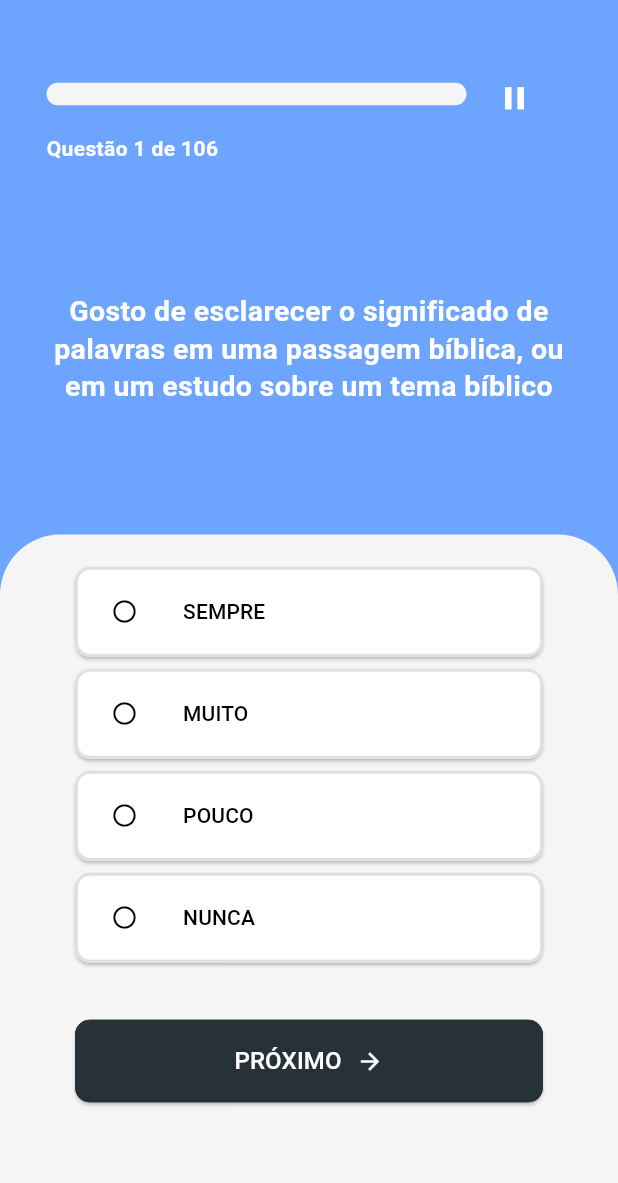
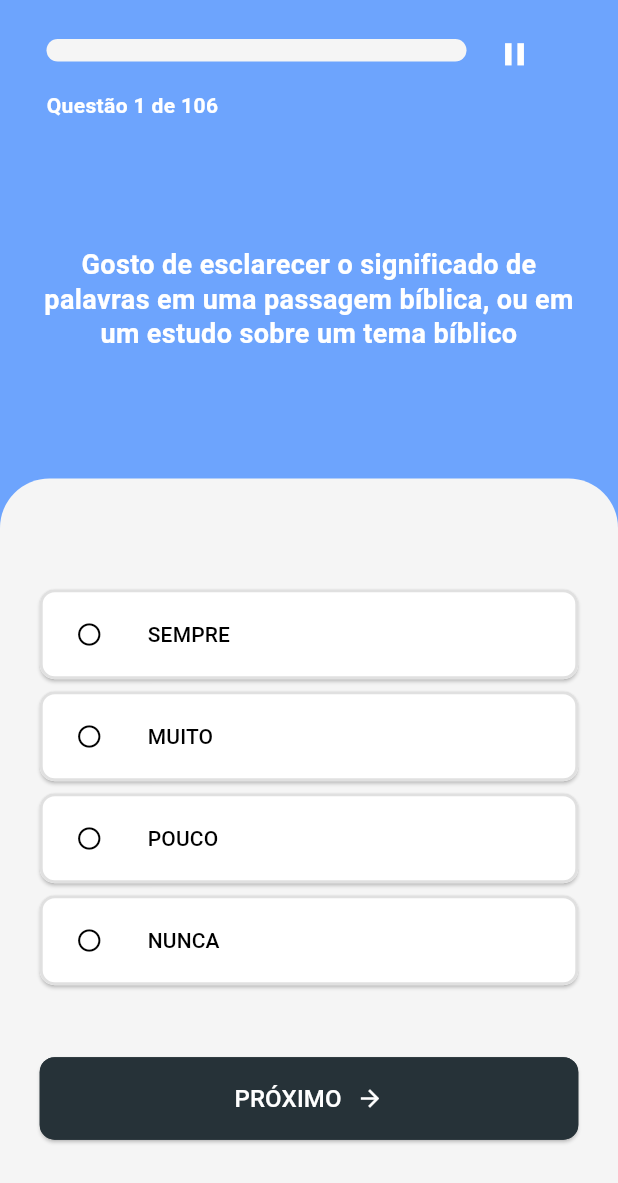
Before and after one commit to JHarrisonR/MeuDom, a Flutter app: the screen it shows after launch, after a tap on "Saiba como funciona", after a tap on "Voltar", after a tap on "Iniciar", on a phone screen of 412 x 824 dp. Shown: the top 1183 px of the screen. Run offline on Flutter 3.47's test engine with Material 3 defaults, Android fonts, the phone set to English and light mode, and no system bars; drawn by our look-alikes of auto_size_text; our stand-ins replace flutter_native_splash, flutter_svg, share_plus, shared_preferences, smooth_page_indicator; statements that could not run were skipped; project files that could hold a hidden picture were left out.

Commit message:
melhorando responsividade

```diff
--- a/lib/components/pergunta.dart
+++ b/lib/components/pergunta.dart
@@ -9,24 +9,27 @@ class Pergunta extends StatelessWidget {
 
   @override
   Widget build(BuildContext context) {
-    final altura = MediaQuery.of(context).size.height;
-
-    return SizedBox(
-      width: altura > 800 ? 350 : 320,
-      height: altura > 800 ? altura * 0.3 : altura * 0.3,
-      child: Center(
-        child: AutoSizeText(perguntasData[questaoAtual].texto,
-            textAlign: TextAlign.center,
-            stepGranularity: 0.5,
-            style: TextStyle(
-                color: Color(0XFFFFFFFF),
+    return LayoutBuilder(
+      builder: (context, constraints) {
+        return SingleChildScrollView(
+          physics: const BouncingScrollPhysics(),
+          child: ConstrainedBox(
+            constraints: BoxConstraints(maxWidth: constraints.maxWidth * 0.95),
+            child: AutoSizeText(
+              perguntasData[questaoAtual].texto,
+              textAlign: TextAlign.center,
+              style: const TextStyle(
+                color: Colors.white,
                 fontWeight: FontWeight.bold,
-                height: 1.3),
-            minFontSize: altura > 800 ? 19 : 15,
-            maxFontSize: 100,
-            maxLines: 10,
-            overflow: TextOverflow.ellipsis),
-      ),
+                height: 1.3,
+              ),
+              minFontSize: 18,
+              maxFontSize: 30,
+              softWrap: true,
+            ),
+          ),
+        );
+      },
     );
   }
 }
--- a/lib/components/respostas.dart
+++ b/lib/components/respostas.dart
@@ -1,8 +1,8 @@
 import 'package:flutter/material.dart';
-import 'package:meudomapp/data/dom_enum.dart';
-import 'package:meudomapp/screens/finalizado.dart';
-import 'package:meudomapp/widgets/botao_resposta.dart';
-import 'package:meudomapp/widgets/botao_padrao.dart';
+import 'package:meudom/data/dom_enum.dart';
+import 'package:meudom/screens/finalizado.dart';
+import 'package:meudom/widgets/botao_resposta.dart';
+import 'package:meudom/widgets/botao_padrao.dart';
 
 class Respostas extends StatefulWidget {
   final bool perguntaFinal;
@@ -88,8 +88,11 @@ class _RespostasState extends State<Respostas> {
   Widget build(BuildContext context) {
     final altura = MediaQuery.of(context).size.height;
 
-    return Padding(
-      padding: EdgeInsets.symmetric(horizontal: 50),
+    return LayoutBuilder(
+      builder: (context, constraints) {
+        return SingleChildScrollView(
+          child: Padding(
+            padding: EdgeInsets.fromLTRB(10, 20, 10, 0),
             child: Column(
               children: [
                 BotaoResposta(
@@ -136,7 +139,7 @@ class _RespostasState extends State<Respostas> {
                     });
                   },
                 ),
-          SizedBox(height: altura > 800 ? 30 : 5),
+                SizedBox(height: altura > 800 ? 40 : 10),
                 Botaopadrao(
                   texto: widget.perguntaFinal ? 'FINALIZAR' : 'PRÓXIMO',
                   onPressed: opcaoSelecionada == null
@@ -154,18 +157,21 @@ class _RespostasState extends State<Respostas> {
                       Row(
                         mainAxisAlignment: MainAxisAlignment.center,
                         children: [
-                    TextButton(
-                      onPressed: widget.finalizar,
-                      child: Text('Finalizar'),
-                    ),
+                          // TextButton(
+                          //   onPressed: widget.finalizar,
+                          //   child: Text('Finalizar'),
+                          // ),
                           TextButton(
                             onPressed: widget.anterior,
                             child: Row(
-                        mainAxisAlignment: MainAxisAlignment.center,
+                              mainAxisAlignment: MainAxisAlignment.start,
                               children: [
                                 Icon(Icons.arrow_back),
                                 SizedBox(width: 10),
-                          Text('Anterior', style: TextStyle(fontSize: 17)),
+                                Text(
+                                  'Anterior',
+                                  style: TextStyle(fontSize: 17),
+                                ),
                               ],
                             ),
                           ),
@@ -176,9 +182,12 @@ class _RespostasState extends State<Respostas> {
                 } else ...{
                   SizedBox(height: 50),
                 },
-          SizedBox(height: altura > 800 ? altura * 0.05 : altura * 0.02),
+                SizedBox(height: altura > 800 ? altura * 0.005 : altura * 0.02),
               ],
             ),
+          ),
+        );
+      },
     );
   }
 }
--- a/lib/data/dondata.dart
+++ b/lib/data/dondata.dart
@@ -1,4 +1,4 @@
-import 'package:meudomapp/data/dom_enum.dart';
+import 'package:meudom/data/dom_enum.dart';
 
 class DomData {
   final String nome;
--- a/lib/data/perguntas_data.dart
+++ b/lib/data/perguntas_data.dart
@@ -1,4 +1,4 @@
-import 'package:meudomapp/data/dom_enum.dart';
+import 'package:meudom/data/dom_enum.dart';
 
 class PerguntaData {
   final String texto;
@@ -314,7 +314,7 @@ const List<PerguntaData> perguntasData = [
   PerguntaData(
     // pergunta 51
     texto:
-        'Gosto de fazer serviços na igreja que deixar os outros satisfeitos e despreocupados (arrumar a sala, boletins preparados, conserto rede elétrica, etc.',
+        'Gosto de fazer serviços na igreja que deixam os outros satisfeitos e despreocupados (arrumar a sala, boletins preparados, conserto rede elétrica, etc.',
     dom: Dom.ajudaESocorro,
   ),
   PerguntaData(
--- a/lib/main.dart
+++ b/lib/main.dart
@@ -1,8 +1,8 @@
 import 'package:flutter/material.dart';
 import 'package:flutter_native_splash/flutter_native_splash.dart';
-import 'package:meudomapp/screens/inicio.dart';
+import 'package:meudom/screens/inicio.dart';
 import 'package:flutter/services.dart';
-import 'package:meudomapp/theme/app_theme.dart';
+import 'package:meudom/theme/app_theme.dart';
 
 void main() {
   WidgetsBinding widgetsBinding = WidgetsFlutterBinding.ensureInitialized();
--- a/lib/model/domresultado.dart
+++ b/lib/model/domresultado.dart
@@ -1,4 +1,4 @@
-import 'package:meudomapp/data/dondata.dart';
+import 'package:meudom/data/dondata.dart';
 
 class DomResultado {
   final DomData dom;
--- a/lib/model/progresso_salvo.dart
+++ b/lib/model/progresso_salvo.dart
@@ -1,4 +1,4 @@
-import 'package:meudomapp/data/dom_enum.dart';
+import 'package:meudom/data/dom_enum.dart';
 
 class ProgressoSalvo {
   final int questaoAtual;
--- a/lib/screens/final_dom.dart
+++ b/lib/screens/final_dom.dart
@@ -1,6 +1,6 @@
 import 'package:flutter/material.dart';
-import 'package:meudomapp/data/dom_enum.dart';
-import 'package:meudomapp/data/dondata.dart';
+import 'package:meudom/data/dom_enum.dart';
+import 'package:meudom/data/dondata.dart';
 import 'package:flutter_svg/flutter_svg.dart';
 
 class FinalDom extends StatelessWidget {
--- a/lib/screens/finalizado.dart
+++ b/lib/screens/finalizado.dart
@@ -1,8 +1,8 @@
 import 'package:flutter/material.dart';
 import 'package:flutter_svg/svg.dart';
-import 'package:meudomapp/data/dom_enum.dart';
-import 'package:meudomapp/screens/final.dart';
-import 'package:meudomapp/widgets/botao_padrao.dart';
+import 'package:meudom/data/dom_enum.dart';
+import 'package:meudom/screens/final.dart';
+import 'package:meudom/widgets/botao_padrao.dart';
 
 class Finalizado extends StatelessWidget {
   final Map<Dom, int> pontuacao;
--- a/lib/screens/inicial1.dart
+++ b/lib/screens/inicial1.dart
@@ -1,9 +1,9 @@
 import 'package:auto_size_text/auto_size_text.dart';
 import 'package:flutter/material.dart';
 import 'package:flutter_svg/flutter_svg.dart';
-import 'package:meudomapp/screens/questoes.dart';
-import 'package:meudomapp/services/progresso_service.dart';
-import 'package:meudomapp/widgets/botao_padrao.dart';
+import 'package:meudom/screens/questoes.dart';
+import 'package:meudom/services/progresso_service.dart';
+import 'package:meudom/widgets/botao_padrao.dart';
 
 class Inicial1 extends StatefulWidget {
   final VoidCallback nextpage;
--- a/lib/screens/inicio.dart
+++ b/lib/screens/inicio.dart
@@ -1,8 +1,8 @@
 import 'package:flutter/material.dart';
-import 'package:meudomapp/screens/inicial1.dart';
-import 'package:meudomapp/screens/como_funciona.dart';
+import 'package:meudom/screens/inicial1.dart';
+import 'package:meudom/screens/como_funciona.dart';
 import 'package:smooth_page_indicator/smooth_page_indicator.dart';
-import 'package:meudomapp/screens/questoes.dart';
+import 'package:meudom/screens/questoes.dart';
 
 class Inicio extends StatefulWidget {
   const Inicio({super.key});
@@ -47,14 +47,14 @@ class _InicioState extends State<Inicio> {
               ComoFunciona(voltar: voltarPagina),
             ],
           ),
-          Positioned(
-            bottom: 0,
-            left: 0,
-            right: 0,
+
+          Align(
+            alignment: Alignment.bottomCenter,
             child: SafeArea(
               child: Padding(
-                padding: const EdgeInsets.only(bottom: 40),
-                child: Center(
+                padding: EdgeInsets.only(
+                  bottom: MediaQuery.of(context).size.height * 0.05,
+                ),
                 child: SmoothPageIndicator(
                   controller: _controller,
                   count: 2,
@@ -68,7 +68,6 @@ class _InicioState extends State<Inicio> {
               ),
             ),
           ),
-          ),
         ],
       ),
     );
--- a/lib/screens/questoes.dart
+++ b/lib/screens/questoes.dart
@@ -1,12 +1,12 @@
 import 'package:flutter/material.dart';
-import 'package:meudomapp/components/pergunta.dart';
-import 'package:meudomapp/components/respostas.dart';
-import 'package:meudomapp/data/dom_enum.dart';
-import 'package:meudomapp/data/perguntas_data.dart';
-import 'package:meudomapp/screens/finalizado.dart';
-import 'package:meudomapp/services/progresso_service.dart';
-import 'package:meudomapp/widgets/barra_progresso.dart';
-import 'package:meudomapp/widgets/pausar.dart';
+import 'package:meudom/components/pergunta.dart';
+import 'package:meudom/components/respostas.dart';
+import 'package:meudom/data/dom_enum.dart';
+import 'package:meudom/data/perguntas_data.dart';
+import 'package:meudom/screens/finalizado.dart';
+import 'package:meudom/services/progresso_service.dart';
+import 'package:meudom/widgets/barra_progresso.dart';
+import 'package:meudom/widgets/pausar.dart';
 
 class Questoes extends StatefulWidget {
   const Questoes({super.key});
@@ -109,39 +109,67 @@ class _PerguntasState extends State<Questoes> {
 
   @override
   Widget build(BuildContext context) {
-    var alturaTela = MediaQuery.of(context).size.height;
-
+    final altura = MediaQuery.of(context).size.height;
     return Scaffold(
       backgroundColor: Theme.of(context).colorScheme.error,
-      body: Column(
-        mainAxisAlignment: MainAxisAlignment.spaceBetween,
+      body: SafeArea(
+        child: Column(
           crossAxisAlignment: CrossAxisAlignment.center,
           children: [
-          SizedBox(
-            height: alturaTela > 800 ? alturaTela * 0.05 : alturaTela * 0.02,
+            const SizedBox(height: 12),
+
+            Padding(
+              padding: EdgeInsets.symmetric(
+                horizontal: MediaQuery.of(context).size.width * 0.04,
               ),
-          Barraprogresso(
+              child: Barraprogresso(
                 valor: questaoAtual,
                 onPause: () => pausarQuestionario(context),
               ),
-          Pergunta(questaoAtual: questaoAtual),
-          Stack(
+            ),
+
+            SizedBox(height: MediaQuery.of(context).size.width * 0.04),
+
+            SizedBox(
+              height: altura * 0.25,
+              child: Center(
+                child: Padding(
+                  padding: EdgeInsets.symmetric(
+                    horizontal: MediaQuery.of(context).size.width * 0.02,
+                  ),
+                  child: Pergunta(questaoAtual: questaoAtual),
+                ),
+              ),
+            ),
+
+            SizedBox(height: MediaQuery.of(context).size.width * 0.04),
+
+            Expanded(
+              child: LayoutBuilder(
+                builder: (context, constraints) {
+                  final borderRadius = constraints.maxWidth * 0.08;
+
+                  return Stack(
                     alignment: Alignment.bottomCenter,
                     children: [
-              Container(
-                width: double.infinity,
-                height: alturaTela > 800
-                    ? alturaTela * 0.57
-                    : alturaTela * 0.55,
+                      Positioned.fill(
+                        child: Container(
                           decoration: BoxDecoration(
                             color: Theme.of(context).colorScheme.surface,
                             borderRadius: BorderRadius.only(
-                    topRight: Radius.circular(40),
-                    topLeft: Radius.circular(40),
+                              topLeft: Radius.circular(borderRadius),
+                              topRight: Radius.circular(borderRadius),
                             ),
                           ),
                         ),
-              Respostas(
+                      ),
+
+                      Padding(
+                        padding: EdgeInsets.symmetric(
+                          horizontal: constraints.maxWidth * 0.04,
+                          vertical: constraints.maxHeight * 0.02,
+                        ),
+                        child: Respostas(
                           perguntaFinal: perguntaFinal,
                           questaoAtual: questaoAtual,
                           onResponder: registrarResposta,
@@ -149,9 +177,14 @@ class _PerguntasState extends State<Questoes> {
                           finalizar: finalizarQuestionario,
                           pontuacao: pontosPorDom,
                         ),
+                      ),
+                    ],
+                  );
+                },
+              ),
+            ),
           ],
         ),
-        ],
       ),
     );
   }
--- a/lib/services/progresso_service.dart
+++ b/lib/services/progresso_service.dart
@@ -1,6 +1,6 @@
 import 'dart:convert';
-import 'package:meudomapp/data/dom_enum.dart';
-import 'package:meudomapp/model/progresso_salvo.dart';
+import 'package:meudom/data/dom_enum.dart';
+import 'package:meudom/model/progresso_salvo.dart';
 import 'package:shared_preferences/shared_preferences.dart';
 
 class ProgressoService {
--- a/lib/widgets/barras.dart
+++ b/lib/widgets/barras.dart
@@ -1,6 +1,6 @@
 import 'package:flutter/material.dart';
-import 'package:meudomapp/data/dom_enum.dart';
-import 'package:meudomapp/screens/final.dart';
+import 'package:meudom/data/dom_enum.dart';
+import 'package:meudom/screens/final.dart';
 import '/widgets/barra.dart';
 
 class Barras extends StatelessWidget {
--- a/pubspec.yaml
+++ b/pubspec.yaml
@@ -1,5 +1,5 @@
-name: meudomapp
-description: "A new Flutter project."
+name: meudom
+description: "Responda perguntas rapidas e descubra seu dom"
 # The following line prevents the package from being accidentally published to
 # pub.dev using `flutter pub publish`. This is preferred for private packages.
 publish_to: 'none' # Remove this line if you wish to publish to pub.dev
@@ -16,7 +16,7 @@ publish_to: 'none' # Remove this line if you wish to publish to pub.dev
 # https://developer.apple.com/library/archive/documentation/General/Reference/InfoPlistKeyReference/Articles/CoreFoundationKeys.html
 # In Windows, build-name is used as the major, minor, and patch parts
 # of the product and file versions while build-number is used as the build suffix.
-version: 1.0.4+5
+version: 1.0.4+6
 
 environment:
   sdk: ^3.10.4
```
Also changed, not shown: lib/screens/final.dart (+3 -5 lines), lib/screens/resultado.dart (+8 -8 lines), lib/widgets/pausar.dart (+4 -4 lines), 2 other files. Lines whose indentation alone changed are shown as unchanged.
